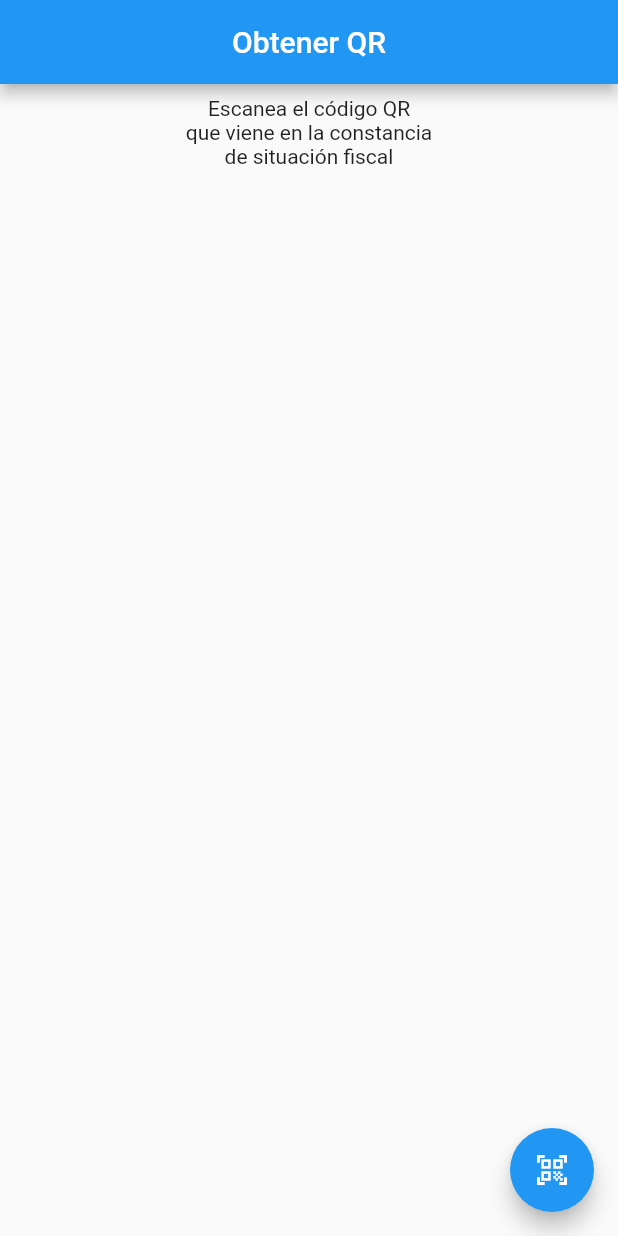
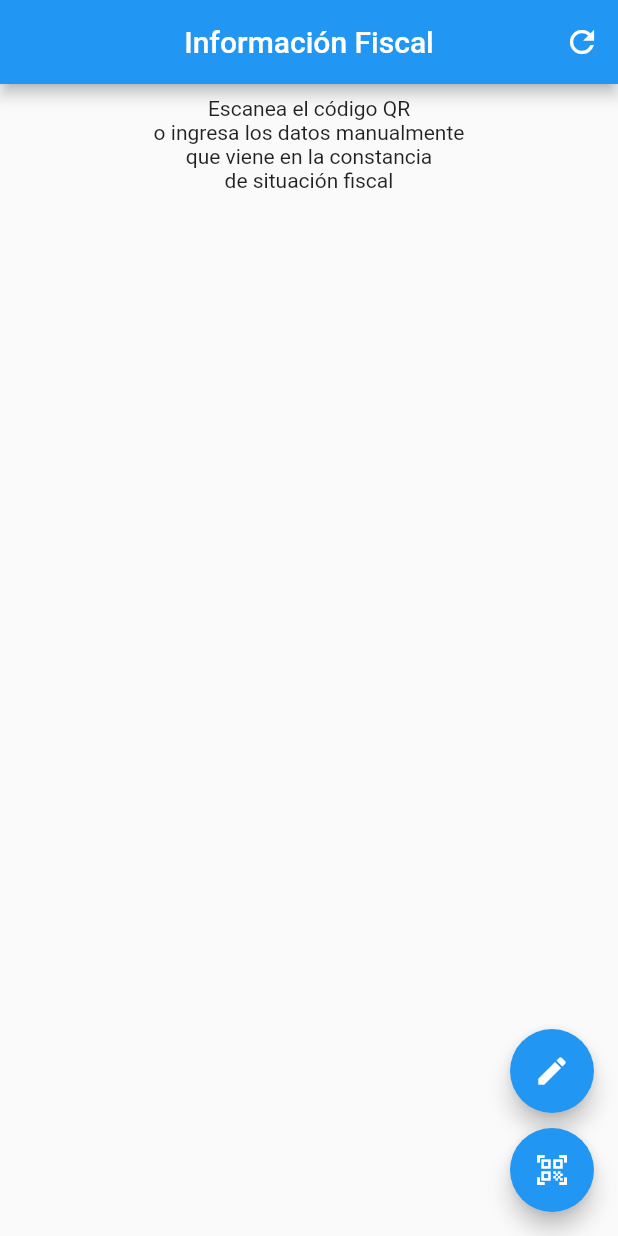
Before and after one commit to OscarTinajero117/sat_scraping, a Flutter app: the screen it shows after launch, on a phone screen of 412 x 824 dp. Run offline on Flutter 3.47's test engine with Material 2 defaults, Android fonts, the phone set to English and light mode, and no system bars; our stand-ins replace permission_handler; missing offline and left inert: beautiful_soup_dart, qrscan.

Commit message:
Se obtienen los datos manualmente

```diff
--- a/example/lib/main.dart
+++ b/example/lib/main.dart
@@ -1,10 +1,12 @@
 import 'dart:developer';
 
-import 'package:example/widgets/info_sat.dart';
 import 'package:flutter/material.dart';
 import 'package:permission_handler/permission_handler.dart';
 import 'package:qrscan/qrscan.dart' as scanner;
 import 'package:sat_scraping/sat_scraping.dart';
+
+import 'widgets/info_sat.dart';
+import 'widgets/info_sat_dialog.dart';
 
 void main() {
   runApp(const MyApp());
@@ -16,11 +18,11 @@ class MyApp extends StatelessWidget {
   @override
   Widget build(BuildContext context) {
     return MaterialApp(
-      title: 'SAT Scanner',
+      title: 'Información Fiscal',
       theme: ThemeData(
         primarySwatch: Colors.blue,
       ),
-      home: const MyHomePage(title: 'Obtener QR'),
+      home: const MyHomePage(title: 'Información Fiscal'),
     );
   }
 }
@@ -59,12 +61,45 @@ class _MyHomePageState extends State<MyHomePage> {
     });
   }
 
+  void _writeData() async {
+    setState(() {
+      loading = true;
+    });
+    final tmpMap = await showDialog(
+      context: context,
+      builder: (BuildContext context) {
+        return const InfoSatDialog();
+      },
+    );
+    try {
+      infoFiscal = await SatScraping.getInfoFiscalManual(
+        rfc: tmpMap['rfc'] as String,
+        idCif: tmpMap['idcif'] as String,
+      );
+    } catch (e) {
+      log('Error: $e');
+    }
+    setState(() {
+      loading = false;
+    });
+  }
+
   @override
   Widget build(BuildContext context) {
     return Scaffold(
       appBar: AppBar(
         title: Text(widget.title),
         centerTitle: true,
+        actions: [
+          IconButton(
+            onPressed: () {
+              setState(() {
+                infoFiscal = InfoFiscal.getDefault();
+              });
+            },
+            icon: const Icon(Icons.refresh),
+          ),
+        ],
       ),
       body: ListView(
         children: [
@@ -72,7 +107,10 @@ class _MyHomePageState extends State<MyHomePage> {
             padding: EdgeInsets.all(8.0),
             child: Center(
               child: Text(
-                'Escanea el código QR\nque viene en la constancia\nde situación fiscal',
+                'Escanea el código QR'
+                '\no ingresa los datos manualmente'
+                '\nque viene en la constancia'
+                '\nde situación fiscal',
                 textAlign: TextAlign.center,
               ),
             ),
@@ -83,10 +121,23 @@ class _MyHomePageState extends State<MyHomePage> {
             InfoSat(infoFiscal: infoFiscal),
         ],
       ),
-      floatingActionButton: FloatingActionButton(
-        onPressed: loading ? null : _scanQR,
-        tooltip: 'Escanear QR',
-        child: const Icon(Icons.qr_code_scanner),
+      floatingActionButton: Column(
+        mainAxisAlignment: MainAxisAlignment.end,
+        children: [
+          FloatingActionButton(
+            heroTag: 'write',
+            onPressed: loading ? null : _writeData,
+            tooltip: 'Escribir Datos',
+            child: const Icon(Icons.edit),
+          ),
+          const SizedBox(height: 10),
+          FloatingActionButton(
+            heroTag: 'scan',
+            onPressed: loading ? null : _scanQR,
+            tooltip: 'Escanear QR',
+            child: const Icon(Icons.qr_code_scanner),
+          ),
+        ],
       ),
     );
   }
```
